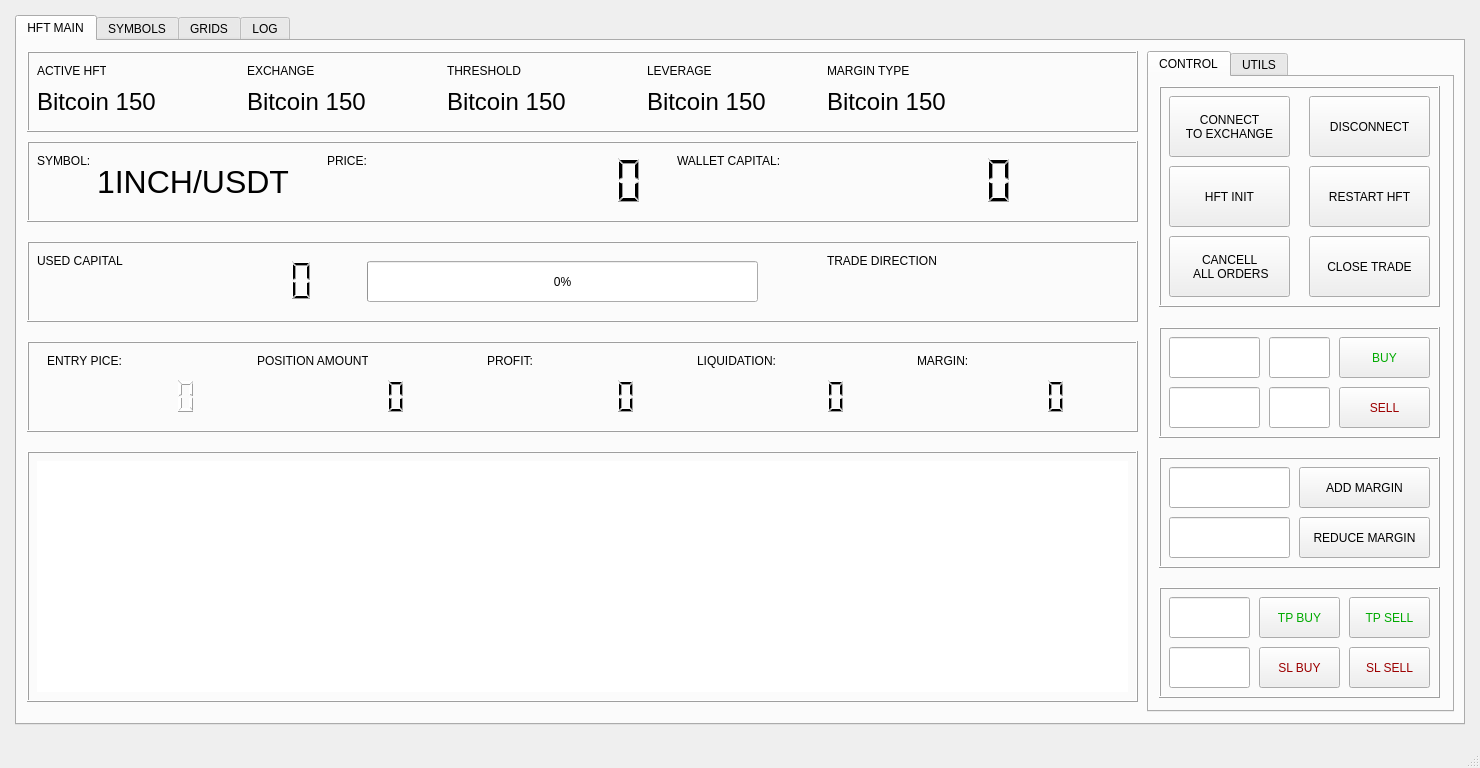
The window that main2.ui (ShabbirHasan1/hft_python) describes before a commit, drawn with Qt 5.
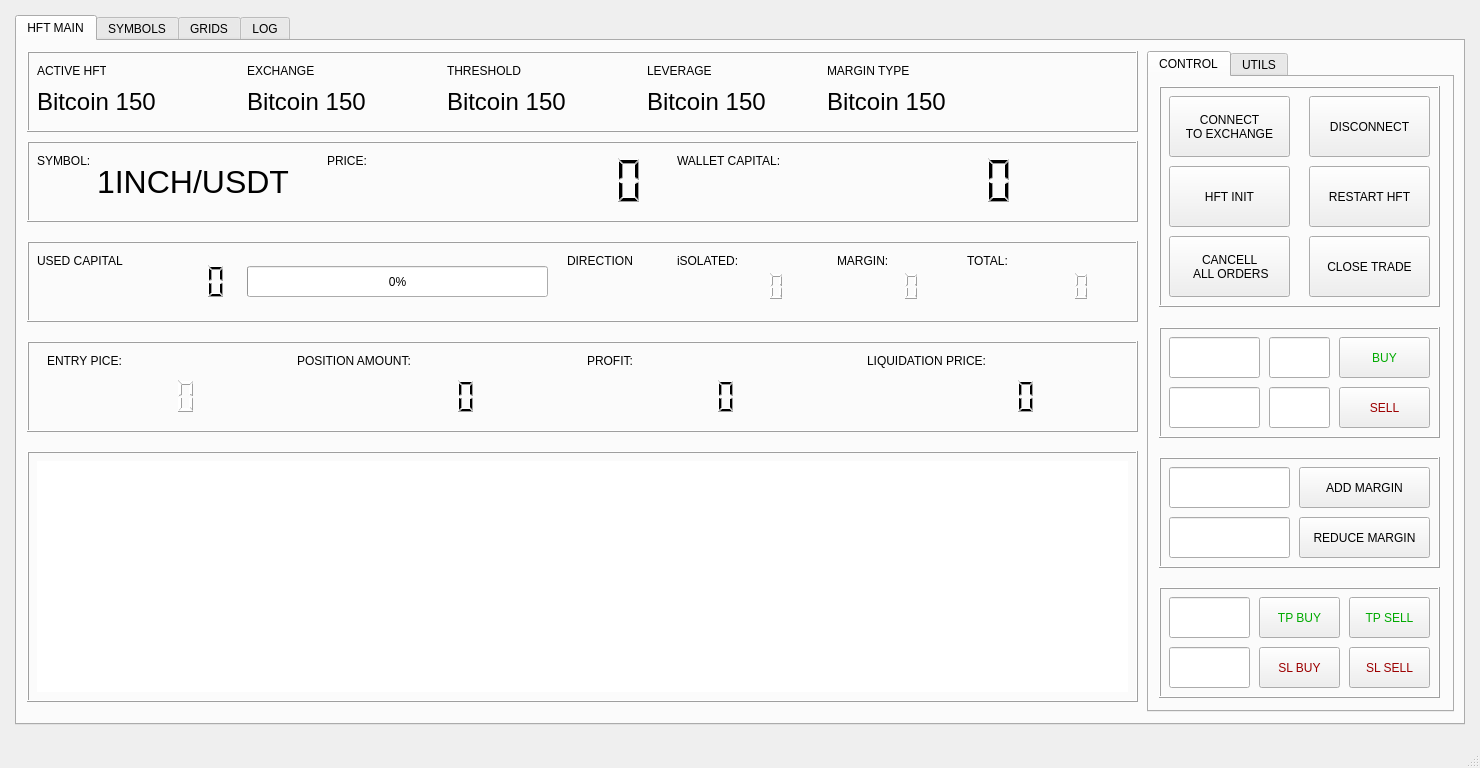
The same window after the commit.

```diff
--- a/main2.ui
+++ b/main2.ui
@@ -236,10 +236,10 @@
          <widget class="QLCDNumber" name="usedcapitalLcd">
           <property name="geometry">
            <rect>
-            <x>110</x>
-            <y>10</y>
-            <width>181</width>
-            <height>59</height>
+            <x>50</x>
+            <y>20</y>
+            <width>151</width>
+            <height>41</height>
            </rect>
           </property>
           <property name="frameShape">
@@ -265,10 +265,10 @@
          <widget class="QProgressBar" name="usedcapitalBar">
           <property name="geometry">
            <rect>
-            <x>340</x>
-            <y>20</y>
-            <width>391</width>
-            <height>41</height>
+            <x>220</x>
+            <y>25</y>
+            <width>301</width>
+            <height>31</height>
            </rect>
           </property>
           <property name="value">
@@ -278,20 +278,20 @@
          <widget class="QLabel" name="label_10">
           <property name="geometry">
            <rect>
-            <x>800</x>
+            <x>540</x>
             <y>10</y>
             <width>111</width>
             <height>19</height>
            </rect>
           </property>
           <property name="text">
-           <string>TRADE DIRECTION</string>
+           <string>DIRECTION</string>
           </property>
          </widget>
          <widget class="QLabel" name="directionLabel">
           <property name="geometry">
            <rect>
-            <x>970</x>
+            <x>560</x>
             <y>30</y>
             <width>81</width>
             <height>21</height>
@@ -306,6 +306,123 @@
            <string/>
           </property>
          </widget>
+         <widget class="QLabel" name="label_13">
+          <property name="geometry">
+           <rect>
+            <x>650</x>
+            <y>10</y>
+            <width>111</width>
+            <height>19</height>
+           </rect>
+          </property>
+          <property name="text">
+           <string>iSOLATED:</string>
+          </property>
+         </widget>
+         <widget class="QLabel" name="directionLabel_3">
+          <property name="geometry">
+           <rect>
+            <x>700</x>
+            <y>30</y>
+            <width>91</width>
+            <height>31</height>
+           </rect>
+          </property>
+          <property name="font">
+           <font>
+            <pointsize>18</pointsize>
+           </font>
+          </property>
+          <property name="text">
+           <string/>
+          </property>
+         </widget>
+         <widget class="QLabel" name="label_21">
+          <property name="geometry">
+           <rect>
+            <x>810</x>
+            <y>10</y>
+            <width>111</width>
+            <height>19</height>
+           </rect>
+          </property>
+          <property name="text">
+           <string>MARGIN:</string>
+          </property>
+         </widget>
+         <widget class="QLCDNumber" name="marginLCD">
+          <property name="geometry">
+           <rect>
+            <x>770</x>
+            <y>30</y>
+            <width>131</width>
+            <height>31</height>
+           </rect>
+          </property>
+          <property name="styleSheet">
+           <string notr="true">color: rgb(255, 255, 255);</string>
+          </property>
+          <property name="frameShape">
+           <enum>QFrame::NoFrame</enum>
+          </property>
+          <property name="digitCount">
+           <number>8</number>
+          </property>
+         </widget>
+         <widget class="QLCDNumber" name="isolatedwalletLCD">
+          <property name="geometry">
+           <rect>
+            <x>640</x>
+            <y>30</y>
+            <width>121</width>
+            <height>31</height>
+           </rect>
+          </property>
+          <property name="styleSheet">
+           <string notr="true">color: rgb(255, 255, 255);</string>
+          </property>
+          <property name="frameShape">
+           <enum>QFrame::NoFrame</enum>
+          </property>
+          <property name="digitCount">
+           <number>8</number>
+          </property>
+          <property name="value" stdset="0">
+           <double>0.000000000000000</double>
+          </property>
+         </widget>
+         <widget class="QLabel" name="label_23">
+          <property name="geometry">
+           <rect>
+            <x>940</x>
+            <y>10</y>
+            <width>111</width>
+            <height>19</height>
+           </rect>
+          </property>
+          <property name="text">
+           <string>TOTAL:</string>
+          </property>
+         </widget>
+         <widget class="QLCDNumber" name="totalLCD">
+          <property name="geometry">
+           <rect>
+            <x>940</x>
+            <y>30</y>
+            <width>131</width>
+            <height>31</height>
+           </rect>
+          </property>
+          <property name="styleSheet">
+           <string notr="true">color: rgb(255, 255, 255);</string>
+          </property>
+          <property name="frameShape">
+           <enum>QFrame::NoFrame</enum>
+          </property>
+          <property name="digitCount">
+           <number>8</number>
+          </property>
+         </widget>
         </widget>
         <widget class="QFrame" name="frame_5">
          <property name="geometry">
@@ -325,7 +442,7 @@
          <widget class="QLCDNumber" name="positionLCD">
           <property name="geometry">
            <rect>
-            <x>230</x>
+            <x>300</x>
             <y>30</y>
             <width>151</width>
             <height>51</height>
@@ -341,9 +458,9 @@
          <widget class="QLabel" name="label_18">
           <property name="geometry">
            <rect>
-            <x>230</x>
+            <x>270</x>
             <y>10</y>
-            <width>111</width>
+            <width>121</width>
             <height>19</height>
            </rect>
           </property>
@@ -354,7 +471,7 @@
          <widget class="QLabel" name="label_19">
           <property name="geometry">
            <rect>
-            <x>460</x>
+            <x>560</x>
             <y>10</y>
             <width>111</width>
             <height>19</height>
@@ -367,7 +484,7 @@
          <widget class="QLCDNumber" name="pnlLCD">
           <property name="geometry">
            <rect>
-            <x>460</x>
+            <x>560</x>
             <y>30</y>
             <width>151</width>
             <height>51</height>
@@ -383,49 +500,20 @@
          <widget class="QLabel" name="label_20">
           <property name="geometry">
            <rect>
-            <x>670</x>
+            <x>840</x>
             <y>10</y>
-            <width>111</width>
+            <width>121</width>
             <height>19</height>
            </rect>
           </property>
           <property name="text">
-           <string>LIQUIDATION:</string>
+           <string>LIQUIDATION PRICE:</string>
           </property>
          </widget>
          <widget class="QLCDNumber" name="liquidationPriceLCD">
           <property name="geometry">
            <rect>
-            <x>670</x>
-            <y>30</y>
-            <width>151</width>
-            <height>51</height>
-           </rect>
-          </property>
-          <property name="frameShape">
-           <enum>QFrame::NoFrame</enum>
-          </property>
-          <property name="digitCount">
-           <number>8</number>
-          </property>
-         </widget>
-         <widget class="QLabel" name="label_21">
-          <property name="geometry">
-           <rect>
-            <x>890</x>
-            <y>10</y>
-            <width>111</width>
-            <height>19</height>
-           </rect>
-          </property>
-          <property name="text">
-           <string>MARGIN:</string>
-          </property>
-         </widget>
-         <widget class="QLCDNumber" name="marginLCD">
-          <property name="geometry">
-           <rect>
-            <x>890</x>
+            <x>860</x>
             <y>30</y>
             <width>151</width>
             <height>51</height>
```
